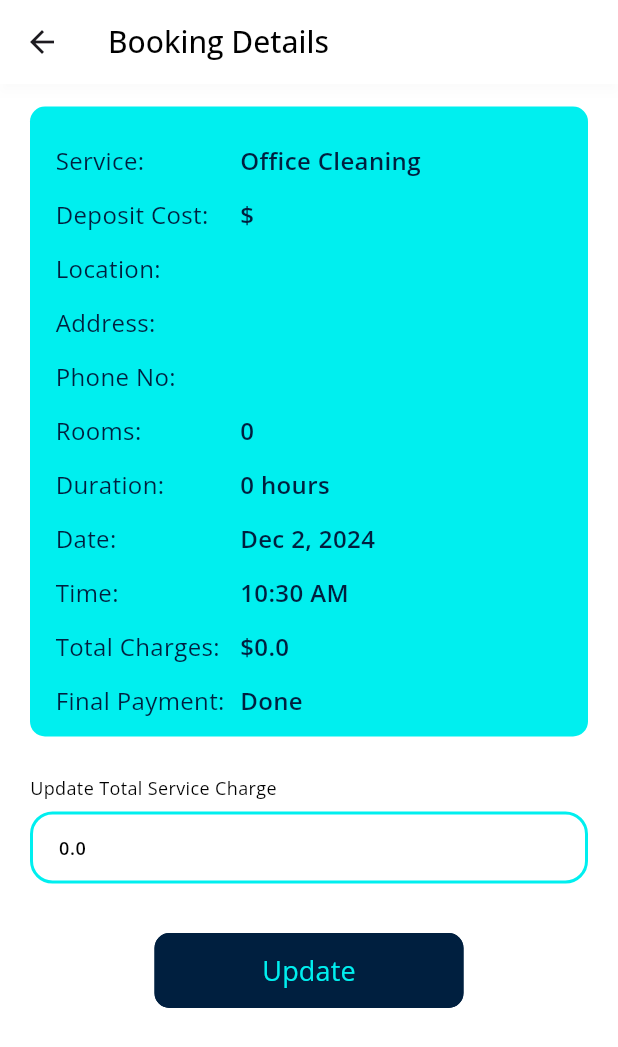
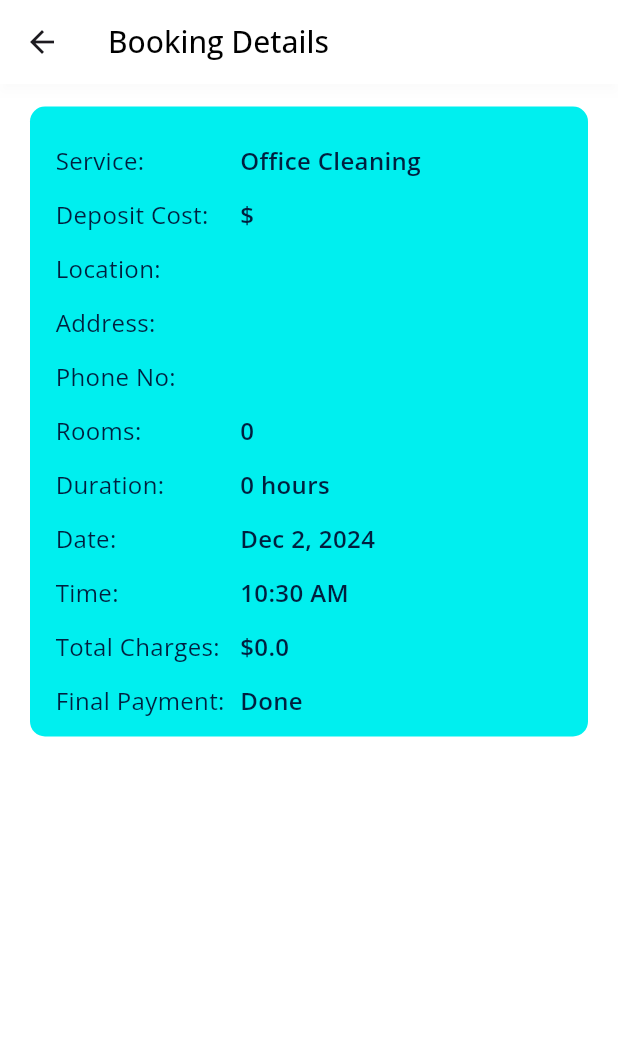
Before and after one commit to BizTidyTech/biztech_mobile_app, a Flutter app: the AdminBookingDetailsScreen screen opened directly with empty values, on a phone screen of 412 x 824 dp. Shown: the top 1047 px of the screen. Run offline on Flutter 3.47's test engine with Material 3 defaults, Android fonts, the phone set to English and light mode, and no system bars; our stand-ins replace cloud_firestore, entry, firebase_auth, firebase_core, fluttertoast, get and 8 more; missing offline and left inert: animate_gradient, cupertino_will_pop_scope, email_otp, flutter_paypal, omni_datetime_picker, onesignal_flutter and 1 more; accounts and stored records are empty.

```diff
--- a/lib/main.dart
+++ b/lib/main.dart
@@ -16,8 +16,8 @@ void main() async {
   await setupLocator();
   Firebase.initializeApp();
   configureEmailOtp();
-  runApp(const TidyTechApp());
-  // runApp(const AdminTidyTechApp());
+  // runApp(const TidyTechApp());
+  runApp(const AdminTidyTechApp());
 }
 
 void configureEmailOtp() {
--- a/lib/ui/features_admin/admin_booking/admin_booking_list_view/admin_bookings_details_view.dart
+++ b/lib/ui/features_admin/admin_booking/admin_booking_list_view/admin_bookings_details_view.dart
@@ -141,13 +141,17 @@ class _AdminBookingDetailsScreenState extends State<AdminBookingDetailsScreen> {
                       ),
                     ),
                     verticalSpacer(20),
-                    adminInputWidget(
+                    controller.selectedBookingData?.finalPayment == null
+                        ? adminInputWidget(
                             titleText: AppStrings.updateTotalServiceCharge,
-                      textEditingController: controller.totalAmountController,
+                            textEditingController:
+                                controller.totalAmountController,
                             hintText: "Enter calculated total service charge",
-                    ),
+                          )
+                        : const SizedBox.shrink(),
                     verticalSpacer(20),
-                    controller.showLoading == true
+                    controller.selectedBookingData?.finalPayment == null
+                        ? controller.showLoading == true
                             ? loadingWidget()
                             : CustomButton(
                                 buttonText: AppStrings.update,
@@ -157,7 +161,8 @@ class _AdminBookingDetailsScreenState extends State<AdminBookingDetailsScreen> {
                                       .invokeMethod('TextInput.hide');
                                   controller.updateBookingTotalChargesAmount();
                                 },
-                          ),
+                              )
+                        : const SizedBox.shrink(),
                     const Spacer(),
                   ],
                 ),
--- a/pubspec.yaml
+++ b/pubspec.yaml
@@ -53,7 +53,7 @@ dev_dependencies:
 flutter_launcher_icons:
   android: "launcher_icon"
   ios: true
-  image_path: "assets/casual-life-cleaning.png"
+  image_path: "assets/tidytech_logo.png"
   min_sdk_android: 21
 
 flutter:
```
Also changed, not shown: assets/tidytech_logo.png (added), 27 other files. Lines whose indentation alone changed are shown as unchanged.
